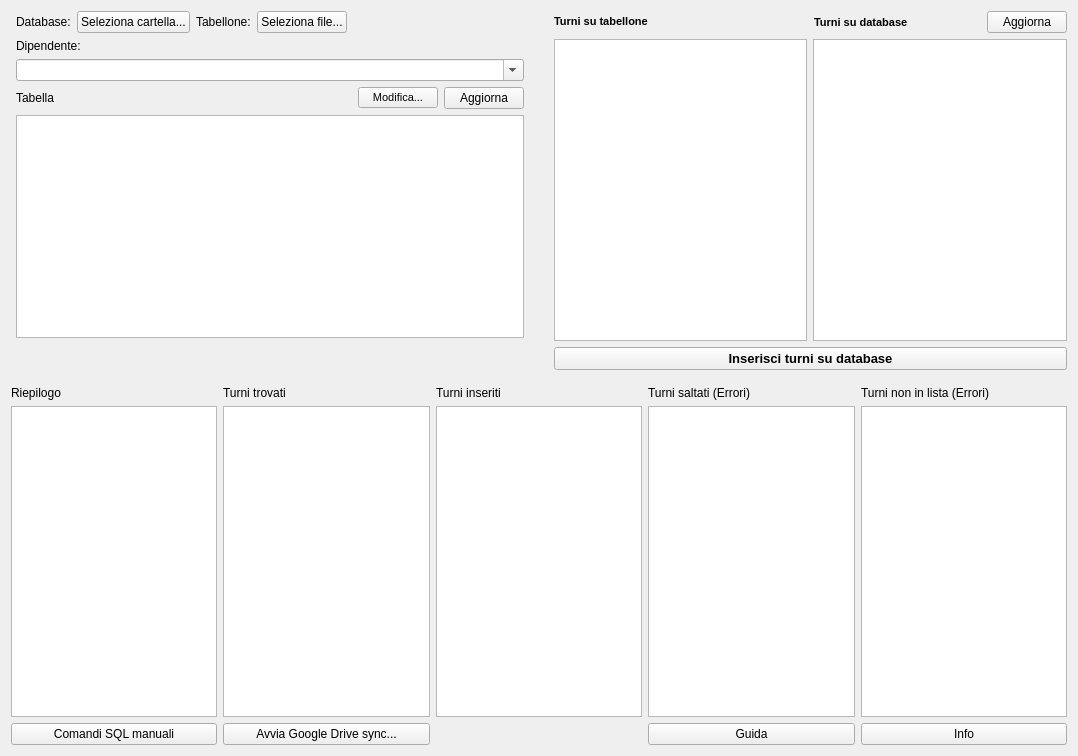
This is AO_files/AO.ui in Grawa/WorkShiftsIntegrator as Qt 5 draws it before an edit. The edited form follows.
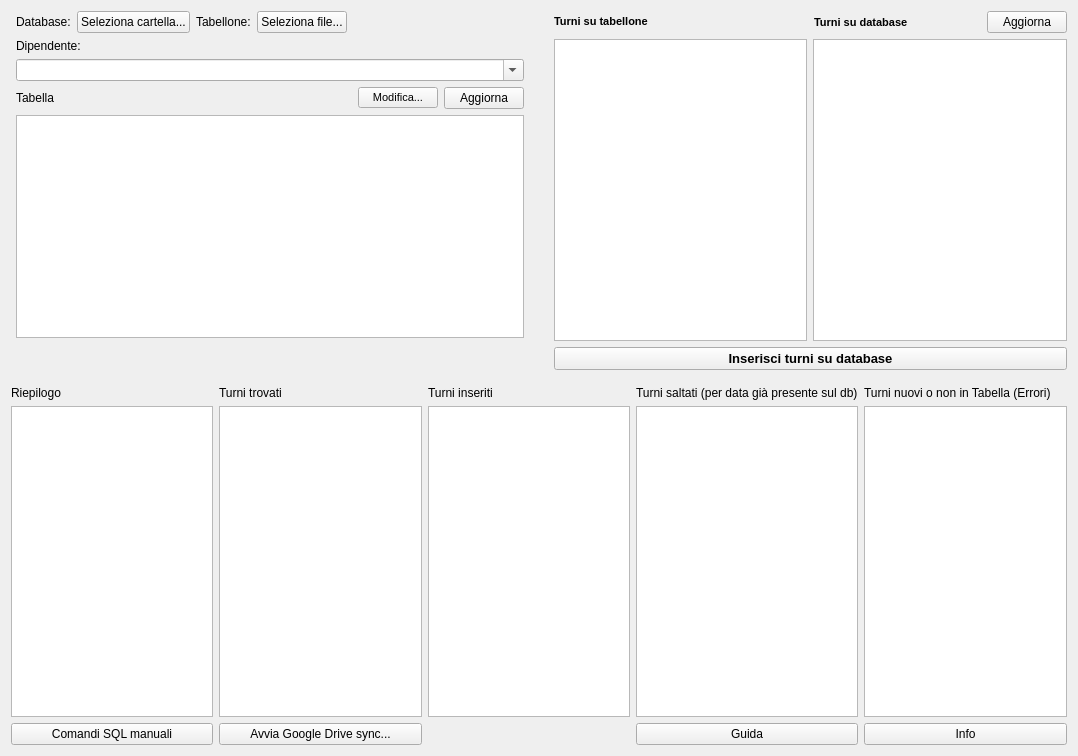
This is the edited form.

Commit message: aggiornata guida

What changed in the file:
```diff
--- a/AO_files/AO.ui
+++ b/AO_files/AO.ui
@@ -19,14 +19,14 @@
      <item row="0" column="3">
       <widget class="QLabel" name="label_8">
        <property name="text">
-        <string>Turni saltati (Errori)</string>
+        <string>Turni saltati (per data già presente sul db)</string>
        </property>
       </widget>
      </item>
      <item row="0" column="4">
       <widget class="QLabel" name="label_6">
        <property name="text">
-        <string>Turni non in lista (Errori)</string>
+        <string>Turni nuovi o non in Tabella (Errori)</string>
        </property>
       </widget>
      </item>
```
The commit also changes 1 other file.
